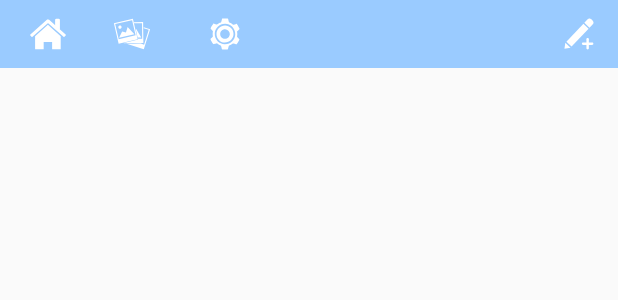
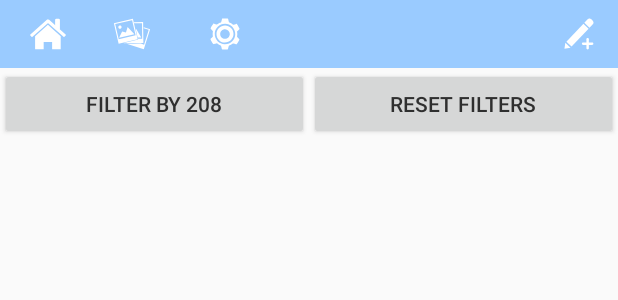
Before and after one commit to chungsi/PleinAirJournal, an Android app: the layout activity_gallery.xml on its own in the app's theme, with its tools: preview values and no code run, on a phone screen of 412 x 824 dp. Shown: the top 300 px of the screen. Run offline under Robolectric (Android 15) with nearby library versions, the phone set to English and light mode, and no system bars.

Commit message:
Filtering is implemented in the gallery view. Still in testing for now. Filtering can be reset as well.

```diff
--- a/app/src/main/res/layout/activity_gallery.xml
+++ b/app/src/main/res/layout/activity_gallery.xml
@@ -11,11 +11,25 @@
         android:layout_width="match_parent"
         layout="@layout/activity_menu"/>
 
-    <TextView
-        android:id="@+id/text_dump"
+    <LinearLayout
         android:layout_width="match_parent"
         android:layout_height="wrap_content"
-        android:padding="20dp"/>
+        android:orientation="horizontal">
+
+        <Button
+            android:id="@+id/button_testFilter"
+            android:layout_width="0dp"
+            android:layout_height="wrap_content"
+            android:layout_weight="1"
+            android:text="Filter By 208" />
+
+        <Button
+            android:id="@+id/button_resetFilters"
+            android:layout_width="0dp"
+            android:layout_height="wrap_content"
+            android:layout_weight="1"
+            android:text="Reset Filters" />
+    </LinearLayout>
 
     <androidx.recyclerview.widget.RecyclerView
         android:id="@+id/recycler_gallery"
```
Also changed, not shown: app/src/main/java/com/example/pleinairjournal/GalleryActivity.java (+27 -1 lines), app/src/main/java/com/example/pleinairjournal/GalleryViewModel.java (+13 -7 lines), app/src/main/java/com/example/pleinairjournal/JournalDb.java (+89 -35 lines).
